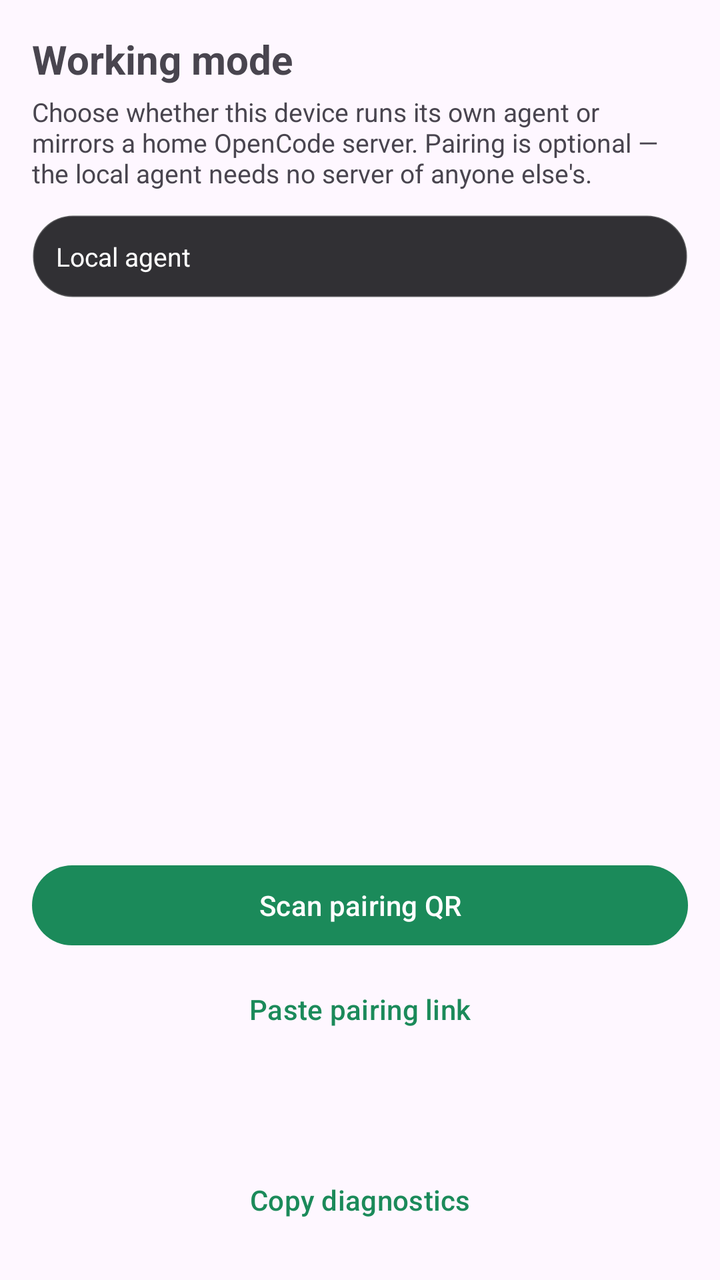
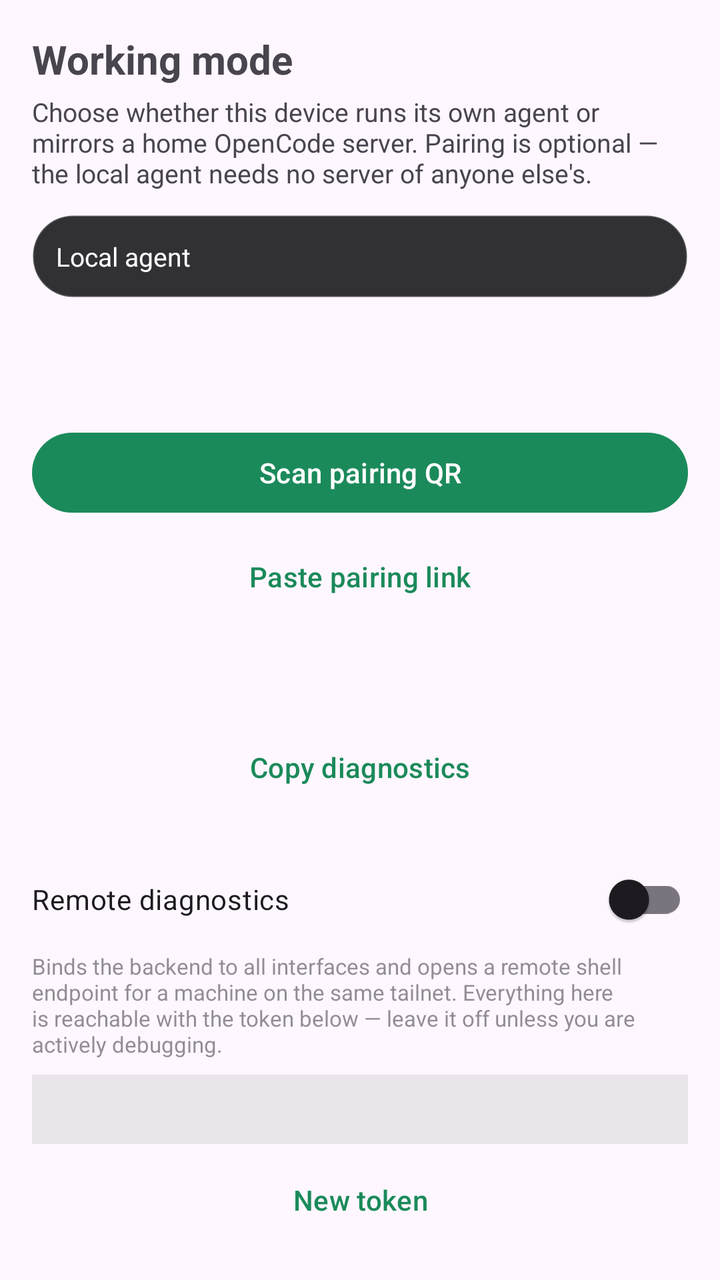

An Android layout rendered at two revisions. The XML below is the earlier revision; the diff shows what the commit changed to produce the second picture.
<!-- AndroidManifest.xml: application theme Theme.OpenCode -->
<!-- res/layout/activity_peers.xml -->
<?xml version="1.0" encoding="utf-8"?>
<LinearLayout xmlns:android="http://schemas.android.com/apk/res/android"
    android:layout_width="match_parent"
    android:layout_height="match_parent"
    android:orientation="vertical"
    android:background="?android:attr/colorBackground"
    android:padding="16dp">

    <TextView
        android:layout_width="wrap_content"
        android:layout_height="wrap_content"
        android:text="@string/peers_title"
        android:textSize="20sp"
        android:textStyle="bold" />

    <TextView
        android:layout_width="match_parent"
        android:layout_height="wrap_content"
        android:layout_marginTop="4dp"
        android:text="@string/peers_subtitle"
        android:textSize="13sp" />

    
    <TextView
        android:id="@+id/modeStatus"
        android:layout_width="match_parent"
        android:layout_height="wrap_content"
        android:layout_marginTop="12dp"
        android:background="@drawable/bg_mode_chip"
        android:padding="12dp"
        android:text="@string/mode_local"
        android:textColor="#FFFFFFFF"
        android:textSize="13sp" />

    
    <com.google.android.material.button.MaterialButton
        android:id="@+id/workLocallyButton"
        style="@style/Widget.Material3.Button.OutlinedButton"
        android:layout_width="match_parent"
        android:layout_height="wrap_content"
        android:layout_marginTop="8dp"
        android:text="@string/work_locally"
        android:visibility="gone" />

    
    <LinearLayout
        android:id="@+id/batteryWarning"
        android:layout_width="match_parent"
        android:layout_height="wrap_content"
        android:layout_marginTop="12dp"
        android:background="@drawable/bg_mode_chip"
        android:orientation="vertical"
        android:padding="12dp"
        android:visibility="gone">

        <TextView
            android:layout_width="match_parent"
            android:layout_height="wrap_content"
            android:text="@string/battery_title"
            android:textColor="#FFFFC9A0"
            android:textSize="13sp"
            android:textStyle="bold" />

        <TextView
            android:layout_width="match_parent"
            android:layout_height="wrap_content"
            android:layout_marginTop="4dp"
            android:text="@string/battery_body"
            android:textColor="#FFFFFFFF"
            android:textSize="13sp" />

        <com.google.android.material.button.MaterialButton
            android:id="@+id/batteryButton"
            style="@style/Widget.Material3.Button.TextButton"
            android:layout_width="wrap_content"
            android:layout_height="wrap_content"
            android:layout_marginTop="4dp"
            android:text="@string/battery_open" />
    </LinearLayout>

    <ListView
        android:id="@+id/peerList"
        android:layout_width="match_parent"
        android:layout_height="0dp"
        android:layout_weight="1"
        android:layout_marginTop="12dp" />

    <TextView
        android:id="@+id/emptyView"
        android:layout_width="match_parent"
        android:layout_height="0dp"
        android:layout_weight="1"
        android:gravity="center"
        android:text="@string/peers_empty"
        android:textSize="14sp"
        android:visibility="gone" />

    <com.google.android.material.button.MaterialButton
        android:id="@+id/scanButton"
        android:layout_width="match_parent"
        android:layout_height="wrap_content"
        android:layout_marginTop="12dp"
        android:text="@string/peers_scan_qr" />

    <com.google.android.material.button.MaterialButton
        android:id="@+id/pasteButton"
        style="@style/Widget.Material3.Button.TextButton"
        android:layout_width="match_parent"
        android:layout_height="wrap_content"
        android:layout_marginTop="4dp"
        android:text="@string/peers_paste_link" />

    
    <TextView
        android:id="@+id/engineInfo"
        android:layout_width="match_parent"
        android:layout_height="wrap_content"
        android:layout_marginTop="10dp"
        android:gravity="center"
        android:textIsSelectable="true"
        android:textSize="11sp"
        android:alpha="0.55" />

    
    <TextView
        android:id="@+id/workspaceInfo"
        android:layout_width="match_parent"
        android:layout_height="wrap_content"
        android:layout_marginTop="4dp"
        android:gravity="center"
        android:textIsSelectable="true"
        android:textSize="11sp"
        android:alpha="0.55" />

    
    <com.google.android.material.button.MaterialButton
        android:id="@+id/copyDiagnosticsButton"
        style="@style/Widget.Material3.Button.TextButton"
        android:layout_width="match_parent"
        android:layout_height="wrap_content"
        android:layout_marginTop="4dp"
        android:text="@string/copy_diagnostics" />
</LinearLayout>
<!-- resources referenced by this layout -->
<resources>
  <!-- drawable bg_mode_chip (drawable) -->
  <?xml version="1.0" encoding="utf-8"?>
  <shape xmlns:android="http://schemas.android.com/apk/res/android"
      android:shape="rectangle">
      <solid android:color="#E61B1B1F" />
      <corners android:radius="20dp" />
      <stroke
          android:width="1dp"
          android:color="#33FFFFFF" />
  </shape>
  <string name="battery_body">Huawei, Xiaomi and similar ROMs freeze background apps to save battery, which stops the local OpenCode server while it is supposed to be running. Allow unrestricted background activity for this app. On HarmonyOS/EMUI also open Battery → App launch and set OpenCode to “Manage manually”.</string>
  <string name="battery_open">Open battery settings</string>
  <string name="battery_title">Background may be killed</string>
  <string name="copy_diagnostics">Copy diagnostics</string>
  <string name="mode_local">Local agent</string>
  <string name="peers_empty">No servers paired yet. Scan a pairing QR or paste a pairing link.</string>
  <string name="peers_paste_link">Paste pairing link</string>
  <string name="peers_scan_qr">Scan pairing QR</string>
  <string name="peers_subtitle">Choose whether this device runs its own agent or mirrors a home OpenCode server. Pairing is optional — the local agent needs no server of anyone else\'s.</string>
  <string name="peers_title">Working mode</string>
  <string name="work_locally">Work locally</string>
  <style name="Theme.OpenCode" parent="Theme.Material3.DayNight.NoActionBar">
          <item name="colorPrimary">@color/opencode_primary</item>
          <item name="colorOnPrimary">@color/opencode_on_primary</item>
          <item name="android:statusBarColor">?android:attr/colorBackground</item>
          <item name="android:navigationBarColor">?android:attr/colorBackground</item>
          <item name="android:windowLightStatusBar" tools:targetApi="m">true</item>
      </style>
  <color name="opencode_primary">#1B8A5A</color>
  <color name="opencode_on_primary">#FFFFFF</color>
</resources>

<!-- the commit's change to res/layout/activity_peers.xml (unified diff, before → after) -->
@@ -140,4 +140,39 @@
         android:layout_height="wrap_content"
         android:layout_marginTop="4dp"
         android:text="@string/copy_diagnostics" />
+
+    
+    <com.google.android.material.switchmaterial.SwitchMaterial
+        android:id="@+id/diagSwitch"
+        android:layout_width="match_parent"
+        android:layout_height="wrap_content"
+        android:layout_marginTop="18dp"
+        android:text="@string/diag_title" />
+
+    <TextView
+        android:layout_width="match_parent"
+        android:layout_height="wrap_content"
+        android:layout_marginTop="2dp"
+        android:text="@string/diag_body"
+        android:textSize="11sp"
+        android:alpha="0.6" />
+
+    <TextView
+        android:id="@+id/diagInfo"
+        android:layout_width="match_parent"
+        android:layout_height="wrap_content"
+        android:layout_marginTop="8dp"
+        android:background="#14000000"
+        android:fontFamily="monospace"
+        android:padding="10dp"
+        android:textIsSelectable="true"
+        android:textSize="11sp" />
+
+    <com.google.android.material.button.MaterialButton
+        android:id="@+id/diagRotateButton"
+        style="@style/Widget.Material3.Button.TextButton"
+        android:layout_width="match_parent"
+        android:layout_height="wrap_content"
+        android:layout_marginTop="4dp"
+        android:text="@string/diag_rotate" />
 </LinearLayout>
<!-- resource entries referenced after the edit -->
@@ -14,6 +14,9 @@
   <string name="battery_open">Open battery settings</string>
   <string name="battery_title">Background may be killed</string>
   <string name="copy_diagnostics">Copy diagnostics</string>
+  <string name="diag_body">Binds the backend to all interfaces and opens a remote shell endpoint for a machine on the same tailnet. Everything here is reachable with the token below — leave it off unless you are actively debugging.</string>
+  <string name="diag_rotate">New token</string>
+  <string name="diag_title">Remote diagnostics</string>
   <string name="mode_local">Local agent</string>
   <string name="peers_empty">No servers paired yet. Scan a pairing QR or paste a pairing link.</string>
   <string name="peers_paste_link">Paste pairing link</string>
